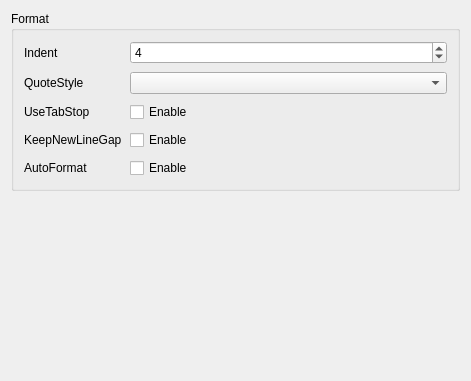
Before: the Qt Designer form src/settings/lspsettingdialog.ui in Wing-summer/WingHexExplorer2, drawn with Qt 5.
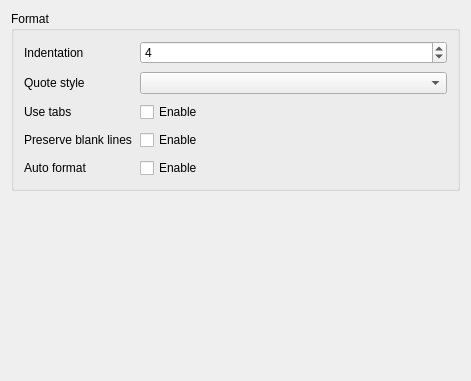
After: the same form once the commit is applied.

```diff
--- a/src/settings/lspsettingdialog.ui
+++ b/src/settings/lspsettingdialog.ui
@@ -47,7 +47,7 @@
       <item row="0" column="0">
        <widget class="QLabel" name="label">
         <property name="text">
-         <string>Indent</string>
+         <string>Indentation</string>
         </property>
        </widget>
       </item>
@@ -67,7 +67,7 @@
       <item row="2" column="0">
        <widget class="QLabel" name="label_2">
         <property name="text">
-         <string>UseTabStop</string>
+         <string>Use tabs</string>
         </property>
        </widget>
       </item>
@@ -81,7 +81,7 @@
       <item row="4" column="0">
        <widget class="QLabel" name="label_4">
         <property name="text">
-         <string>AutoFormat</string>
+         <string>Auto format</string>
         </property>
        </widget>
       </item>
@@ -95,7 +95,7 @@
       <item row="3" column="0">
        <widget class="QLabel" name="label_3">
         <property name="text">
-         <string>KeepNewLineGap</string>
+         <string>Preserve blank lines</string>
         </property>
        </widget>
       </item>
@@ -109,7 +109,7 @@
       <item row="1" column="0">
        <widget class="QLabel" name="label_5">
         <property name="text">
-         <string>QuoteStyle</string>
+         <string>Quote style</string>
         </property>
        </widget>
       </item>
```
